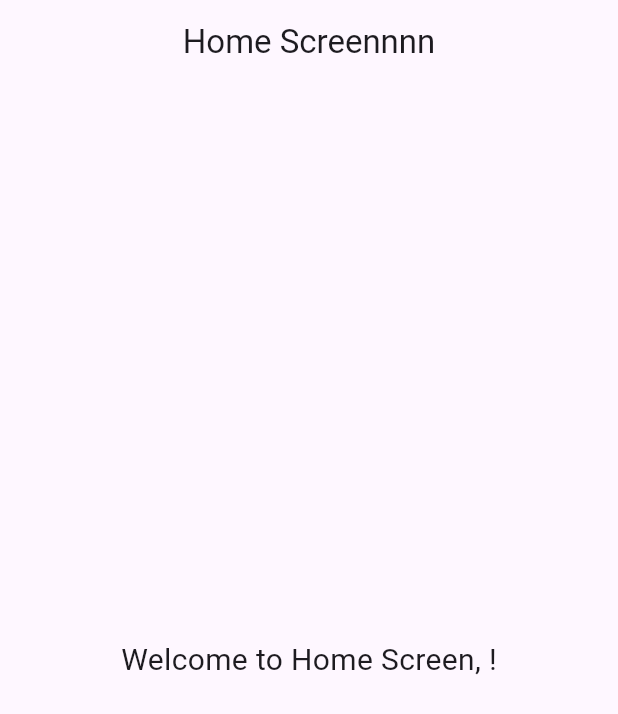
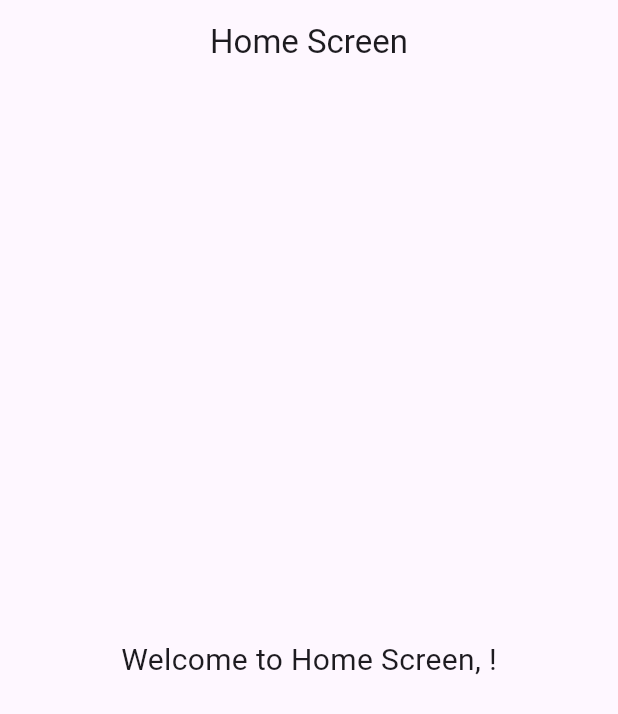
Before and after one commit to sethh99/Flutter, a Flutter app: the HomeScreen screen opened directly with empty values, on a phone screen of 412 x 824 dp. Shown: the top 714 px of the screen. Run offline on Flutter 3.47's test engine with Material 3 defaults, Android fonts, the light colour scheme and no system bars.

Commit message:
Home Screen change name

```diff
--- a/lib/screen/home_screen.dart
+++ b/lib/screen/home_screen.dart
@@ -9,7 +9,7 @@ class HomeScreen extends StatelessWidget {
   Widget build(BuildContext context) {
     return Scaffold(
       appBar: AppBar(
-        title: Text('Home Screennnn'),
+        title: Text('Home Screen'),
         centerTitle: true,
       ),
       body: Center(
```
